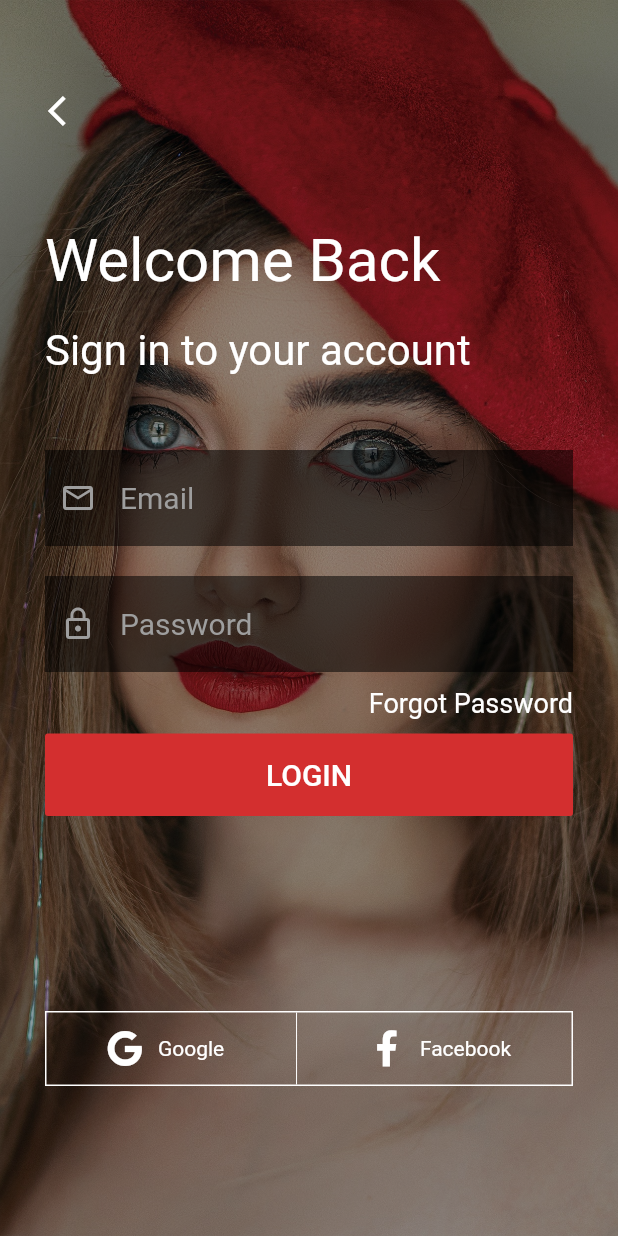
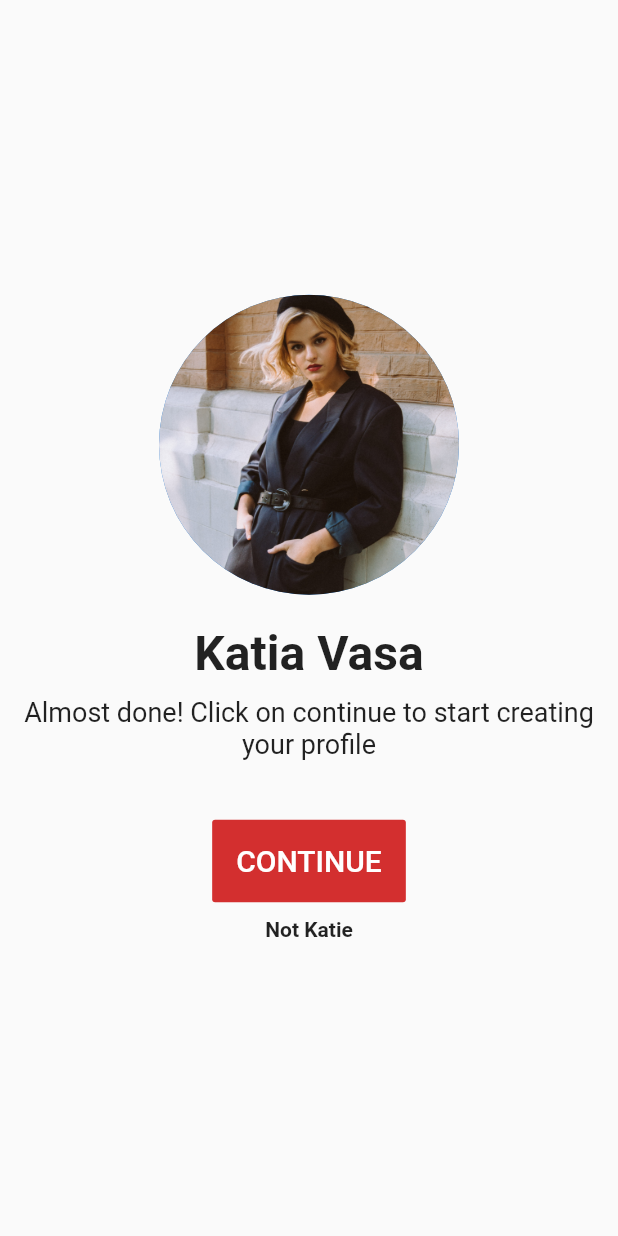
Before and after one commit to gabriel-TheCode/fashion_app_login, a Flutter app: the screen it shows after launch, after a tap on "LOGIN", on a phone screen of 412 x 824 dp. Run offline on Flutter 3.47's test engine with Material 2 defaults, Android fonts, the phone set to English and light mode, and no system bars; our stand-ins replace font_awesome_flutter.

Commit message:
:heavy_plus_sign: Add Overview page

```diff
--- a/lib/main.dart
+++ b/lib/main.dart
@@ -1,3 +1,4 @@
+import 'package:fashion_app_login/overview.dart';
 import 'package:flutter/material.dart';
 import 'package:font_awesome_flutter/font_awesome_flutter.dart';
 
@@ -21,7 +22,6 @@ class HomePage extends StatefulWidget {
 }
 
 class _HomePageState extends State<HomePage> {
-
   _buildTextField(IconData icon, String hintText) {
     return Container(
       padding: EdgeInsets.symmetric(vertical: 8, horizontal: 10),
@@ -40,13 +40,14 @@ class _HomePageState extends State<HomePage> {
   @override
   Widget build(BuildContext context) {
     return Scaffold(
-      body: Stack(
-          children: [
-            Positioned.fill(child: Image.asset(
+      body: Stack(children: [
+        Positioned.fill(
+            child: Image.asset(
           'assets/fashion-bg-login.jpeg',
           fit: BoxFit.cover,
           color: Colors.black38,
-              colorBlendMode: BlendMode.darken,)),
+          colorBlendMode: BlendMode.darken,
+        )),
         Positioned(
             top: 50,
             left: 20,
@@ -56,8 +57,7 @@ class _HomePageState extends State<HomePage> {
                 Icons.arrow_back_ios,
                 color: Colors.white,
               ),
-                )
-            ),
+            )),
         Positioned.fill(
           child: Padding(
             padding: const EdgeInsets.symmetric(horizontal: 30.0),
@@ -67,13 +67,13 @@ class _HomePageState extends State<HomePage> {
                 SizedBox(
                   height: 150,
                 ),
-                    Text('Welcome Back',
+                Text(
+                  'Welcome Back',
                   style: TextStyle(color: Colors.white, fontSize: 40),
                 ),
-                    SizedBox(
-                        height: 20
-                    ),
-                    Text('Sign in to your account',
+                SizedBox(height: 20),
+                Text(
+                  'Sign in to your account',
                   style: TextStyle(color: Colors.white, fontSize: 28),
                 ),
                 SizedBox(
@@ -98,7 +98,10 @@ class _HomePageState extends State<HomePage> {
                   height: 10,
                 ),
                 MaterialButton(
-                        onPressed: () {},
+                    onPressed: () {
+                      Navigator.push(context,
+                          MaterialPageRoute(builder: (_) => OverviewPage()));
+                    },
                     minWidth: double.maxFinite,
                     color: Colors.red[700],
                     elevation: 0,
@@ -108,8 +111,7 @@ class _HomePageState extends State<HomePage> {
                         'LOGIN',
                         style: TextStyle(color: Colors.white, fontSize: 20),
                       ),
-                        )
-                    ),
+                    )),
                 Expanded(child: Container()),
                 Container(
                   height: 50,
@@ -121,8 +123,7 @@ class _HomePageState extends State<HomePage> {
                     children: [
                       Row(
                         children: [
-                              Icon(FontAwesomeIcons.google,
-                                  color: Colors.white),
+                          Icon(FontAwesomeIcons.google, color: Colors.white),
                           SizedBox(
                             width: 10,
                           ),
@@ -132,13 +133,10 @@ class _HomePageState extends State<HomePage> {
                           ),
                         ],
                       ),
-
                       VerticalDivider(color: Colors.white),
-
                       Row(
                         children: [
-                              Icon(FontAwesomeIcons.facebookF,
-                                  color: Colors.white),
+                          Icon(FontAwesomeIcons.facebookF, color: Colors.white),
                           SizedBox(
                             width: 10,
                           ),
@@ -155,8 +153,7 @@ class _HomePageState extends State<HomePage> {
             ),
           ),
         ),
-          ]
-      ),
+      ]),
     );
   }
 }
--- /dev/null
+++ b/lib/overview.dart
@@ -0,0 +1,70 @@
+import 'package:flutter/material.dart';
+
+class OverviewPage extends StatelessWidget {
+  const OverviewPage({Key? key}) : super(key: key);
+
+  @override
+  Widget build(BuildContext context) {
+    return Scaffold(
+      body: Center(
+        child: Column(
+          mainAxisAlignment: MainAxisAlignment.center,
+          children: [
+            CircleAvatar(
+              radius: 100,
+              backgroundImage: AssetImage('assets/profile.jpeg'),
+            ),
+            SizedBox(
+              height: 20,
+            ),
+            Text(
+              'Katia Vasa',
+              style: TextStyle(fontSize: 32, fontWeight: FontWeight.bold),
+            ),
+            SizedBox(
+              height: 10,
+            ),
+            Center(
+                child: Padding(
+                    padding: const EdgeInsets.symmetric(horizontal: 10.0),
+                    child: Text(
+                      'Almost done! Click on continue to start creating your profile',
+                      style: TextStyle(fontSize: 18),
+                      textAlign: TextAlign.center,
+                    ))),
+            SizedBox(
+              height: 40,
+            ),
+            MaterialButton(
+                onPressed: () {
+                  Navigator.push(context,
+                      MaterialPageRoute(builder: (_) => OverviewPage()));
+                },
+                minWidth: double.minPositive,
+                color: Colors.red[700],
+                elevation: 0,
+                child: Padding(
+                  padding: const EdgeInsets.symmetric(vertical: 16.0),
+                  child: Text(
+                    'CONTINUE',
+                    style: TextStyle(color: Colors.white, fontSize: 20),
+                  ),
+                )),
+            SizedBox(
+              height: 10,
+            ),
+            Center(
+                child: Padding(
+                    padding: const EdgeInsets.symmetric(horizontal: 10.0),
+                    child: Text(
+                      'Not Katie',
+                      style:
+                          TextStyle(fontSize: 14, fontWeight: FontWeight.bold),
+                      textAlign: TextAlign.center,
+                    ))),
+          ],
+        ),
+      ),
+    );
+  }
+}
```
Also changed, not shown: assets/profile.jpeg (added), 7 other files. Lines whose indentation alone changed are shown as unchanged.
